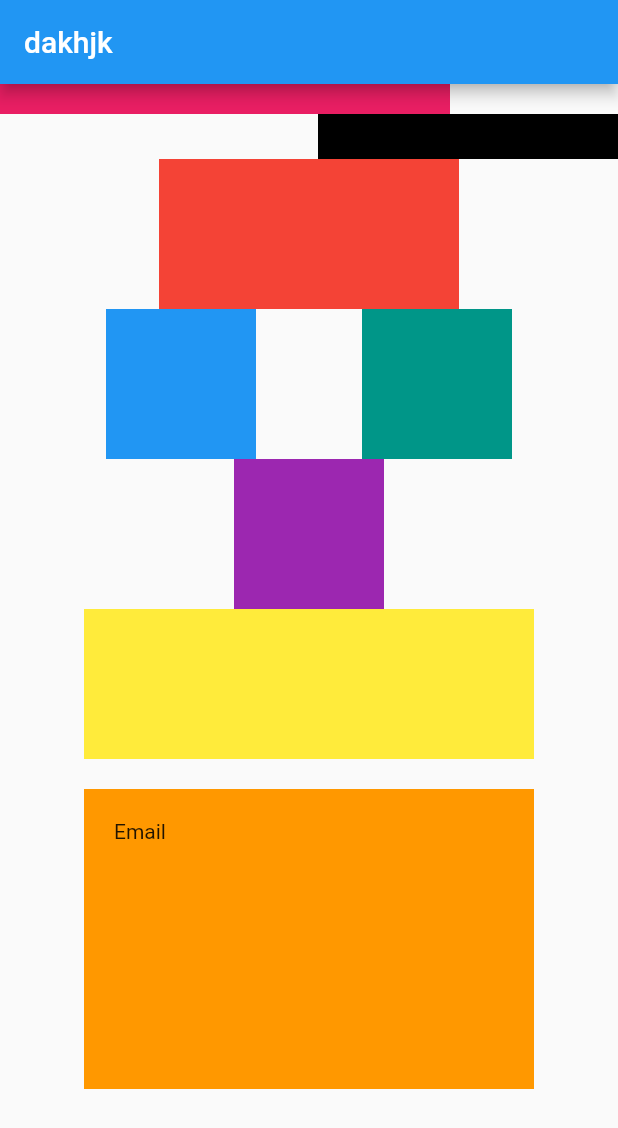
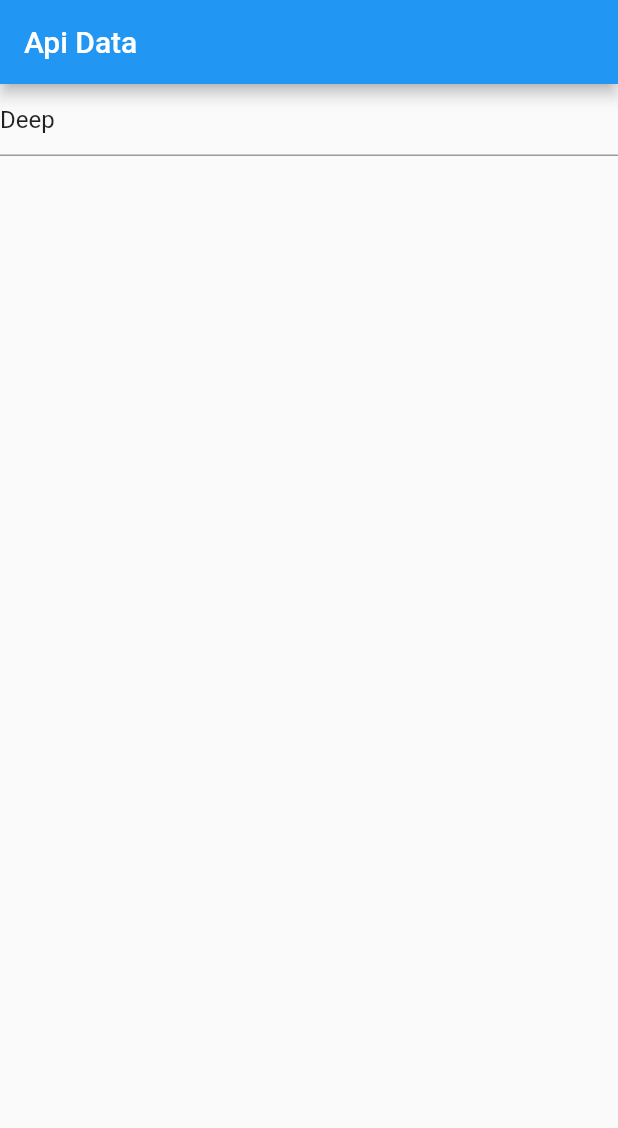
Before and after one commit to DeepBhensdadia/bloc_pattern_api, a Flutter app: the first screen one second after launch, on a phone screen of 412 x 824 dp. Shown: the top 1128 px of the screen. Run offline on Flutter 3.47's test engine with Material 2 defaults, Android fonts, the phone set to English and light mode, and no system bars; our stand-ins replace connectivity_plus, dartx, dartz, dio, flutter_bloc, logger.

```diff
--- /dev/null
+++ b/lib/home/bloc/home_bloc.dart
@@ -0,0 +1,43 @@
+import 'dart:developer';
+
+import 'package:connectivity_plus/connectivity_plus.dart';
+import 'package:designtest/model/user_data.dart';
+import 'package:designtest/web_services/api_end_point.dart';
+import 'package:designtest/web_services/web_services.dart';
+import 'package:dio/dio.dart';
+import 'package:flutter/material.dart';
+import 'package:flutter_bloc/flutter_bloc.dart';
+
+part 'home_event.dart';
+
+part 'home_state.dart';
+
+class HomeBloc extends Bloc<HomeEvent, HomeState> {
+  final WebService service = WebService(
+    dio: Dio(),
+    connectivity: Connectivity(),
+  );
+
+  HomeBloc() : super(HomeInitial()) {
+    on<RequestApi>((event, emit) async {
+      log(event.name);
+      emit(HomeLoading(TextEditingController(text: "Deep")));
+      await Future.delayed(const Duration(seconds: 3));
+      final response = await service.getRequest(url: event.name);
+      response.fold(
+        (l) {
+          List<UserData> userData = userDataFromJson(l.data);
+          emit(
+            HomeData(
+              users: userData,
+              controller: TextEditingController(
+                text: userData.first.title.toString(),
+              ),
+            ),
+          );
+        },
+        (r) => emit(HomeError(r)),
+      );
+    });
+  }
+}
--- /dev/null
+++ b/lib/home/bloc/home_event.dart
@@ -0,0 +1,9 @@
+part of 'home_bloc.dart';
+
+abstract class HomeEvent {}
+
+class RequestApi extends HomeEvent {
+  final String name;
+
+  RequestApi(this.name);
+}
--- /dev/null
+++ b/lib/home/bloc/home_state.dart
@@ -0,0 +1,27 @@
+part of 'home_bloc.dart';
+
+abstract class HomeState {}
+
+class HomeInitial extends HomeState {}
+
+class HomeLoading extends HomeState {
+  final TextEditingController controller;
+
+  HomeLoading(this.controller);
+}
+
+class HomeData extends HomeState {
+  List<UserData> users;
+  final TextEditingController controller;
+
+  HomeData({
+    required this.users,
+    required this.controller,
+  });
+}
+
+class HomeError extends HomeState {
+  final ErrorModel model;
+
+  HomeError(this.model);
+}
--- /dev/null
+++ b/lib/home/home_page_ui.dart
@@ -0,0 +1,69 @@
+import 'dart:developer';
+
+import 'package:designtest/home/bloc/home_bloc.dart';
+import 'package:designtest/web_services/api_end_point.dart';
+import 'package:flutter/material.dart';
+import 'package:flutter_bloc/flutter_bloc.dart';
+
+class Homepage extends StatefulWidget {
+  const Homepage({super.key});
+
+  @override
+  State<Homepage> createState() => _HomepageState();
+}
+
+class _HomepageState extends State<Homepage> {
+  @override
+  void initState() {
+    super.initState();
+    context.read<HomeBloc>().add(RequestApi(url('todos/')));
+  }
+
+  @override
+  Widget build(BuildContext context) {
+    return Scaffold(
+      appBar: AppBar(
+        title: const Text("Api Data"),
+      ),
+      body: BlocConsumer<HomeBloc, HomeState>(
+        buildWhen: (previous, current) =>
+            current is HomeLoading ||
+            current is HomeError ||
+            current is HomeData && previous != current,
+        listener: (context, state) {
+          if (state is HomeLoading) {
+            log("Home Loading State");
+          }
+        },
+        builder: (context, state) {
+          if (state is HomeLoading) {
+            return TextField(
+              controller: state.controller,
+            );
+            // return const Center(
+            //   child: CircularProgressIndicator(),
+            // );
+          }
+          if (state is HomeError) {
+            return Center(
+              child: Text(state.model.message.toString()),
+            );
+          }
+          if (state is HomeData) {
+            return TextField(
+              controller: state.controller,
+            );
+            // return ListView(
+            //   children: state.users
+            //       .map((e) => ListTile(
+            //             title: Text(e.title.toString()),
+            //           ))
+            //       .toList(),
+            // );
+          }
+          return const SizedBox.shrink();
+        },
+      ),
+    );
+  }
+}
--- a/lib/main.dart
+++ b/lib/main.dart
@@ -1,7 +1,21 @@
+
+import 'package:designtest/home/bloc/home_bloc.dart';
+import 'package:designtest/home/home_page_ui.dart';
 import 'package:flutter/material.dart';
+import 'package:flutter_bloc/flutter_bloc.dart';
 
 void main() {
-  runApp(MyApp());
+  WidgetsFlutterBinding.ensureInitialized();
+  runApp(
+    MultiBlocProvider(
+      providers: [
+        BlocProvider(
+          create: (context) => HomeBloc(),
+        ),
+      ],
+      child: const MyApp(),
+    ),
+  );
 }
 
 class MyApp extends StatelessWidget {
@@ -15,117 +29,3 @@ class MyApp extends StatelessWidget {
     );
   }
 }
-
-class Homepage extends StatefulWidget {
-  const Homepage({super.key});
-
-  @override
-  State<Homepage> createState() => _HomepageState();
-}
-
-class _HomepageState extends State<Homepage> {
-  @override
-  Widget build(BuildContext context) {
-    return SafeArea(
-        child: Scaffold(
-      appBar: AppBar(title: Text("dakhjk")),
-      body: Column(
-        children: [
-          Row(
-            children: [
-              Container(
-                height: 20,
-                width: 300,
-                color: Colors.pink,
-              ),
-            ],
-          ),
-          Row(
-            mainAxisAlignment: MainAxisAlignment.end,
-            children: [
-              Container(
-                height: 30,
-                width: 200,
-                color: Colors.black,
-              )
-            ],
-          ),
-          Row(
-            mainAxisAlignment: MainAxisAlignment.center,
-            children: [
-              Container(
-                height: 100,
-                width: 200,
-                color: Colors.red,
-              ),
-            ],
-          ),
-          Column(
-            mainAxisAlignment: MainAxisAlignment.start,
-            children: [
-              Row(
-                mainAxisAlignment: MainAxisAlignment.spaceEvenly,
-                children: [
-                  Container(
-                    height: 100,
-                    width: 100,
-                    color: Colors.blue,
-                  ),
-                  Container(
-                    height: 100,
-                    width: 100,
-                    color: Colors.teal,
-                  ),
-                ],
-              ),
-            ],
-          ),
-          Column(
-            children: [
-              Container(
-                height: 100,
-                width: 100,
-                color: Colors.purple,
-
-              ),
-            ],
-          ),
-          Row(mainAxisAlignment: MainAxisAlignment.center,
-            children: [
-              Container(
-                height: 100,
-                width: 300,
-                color: Colors.yellow,
-              ),
-            ],
-          ),
-          Padding(
-            padding: const EdgeInsets.all(20.0),
-            child: Container(
-              height: 200,
-              width: 300,
-               color: Colors.orange,
-              padding: EdgeInsets.all(20.0),
-              child: Text("Email"),
-
-
-            ),
-          ),
-
-
-
-
-
-
-
-
-
-
-
-
-
-        ],
-      ),
-    ));
-  }
-}
--- /dev/null
+++ b/lib/model/user_data.dart
@@ -0,0 +1,35 @@
+import 'dart:convert';
+
+List<UserData> userDataFromJson(String str) =>
+    List<UserData>.from(json.decode(str).map((x) => UserData.fromJson(x)));
+
+String userDataToJson(List<UserData> data) =>
+    json.encode(List<dynamic>.from(data.map((x) => x.toJson())));
+
+class UserData {
+  int? userId;
+  int? id;
+  String? title;
+  bool? completed;
+
+  UserData({
+    this.userId,
+    this.id,
+    this.title,
+    this.completed,
+  });
+
+  factory UserData.fromJson(Map<String, dynamic> json) => UserData(
+        userId: json["userId"],
+        id: json["id"],
+        title: json["title"],
+        completed: json["completed"],
+      );
+
+  Map<String, dynamic> toJson() => {
+        "userId": userId,
+        "id": id,
+        "title": title,
+        "completed": completed,
+      };
+}
--- a/pubspec.yaml
+++ b/pubspec.yaml
@@ -35,6 +35,12 @@ dependencies:
   # The following adds the Cupertino Icons font to your application.
   # Use with the CupertinoIcons class for iOS style icons.
   cupertino_icons: ^1.0.2
+  flutter_bloc: ^8.1.3
+  dio: ^5.3.3
+  logger: ^2.0.2
+  dartz: ^0.10.1
+  dartx: ^1.2.0
+  connectivity_plus: ^4.0.2
 
 dev_dependencies:
   flutter_test:
```
Also changed, not shown: lib/web_services/api_end_point.dart (added, +10 -0 lines), lib/web_services/web_services.dart (added, +205 -0 lines), pubspec.lock, 3 other files.
